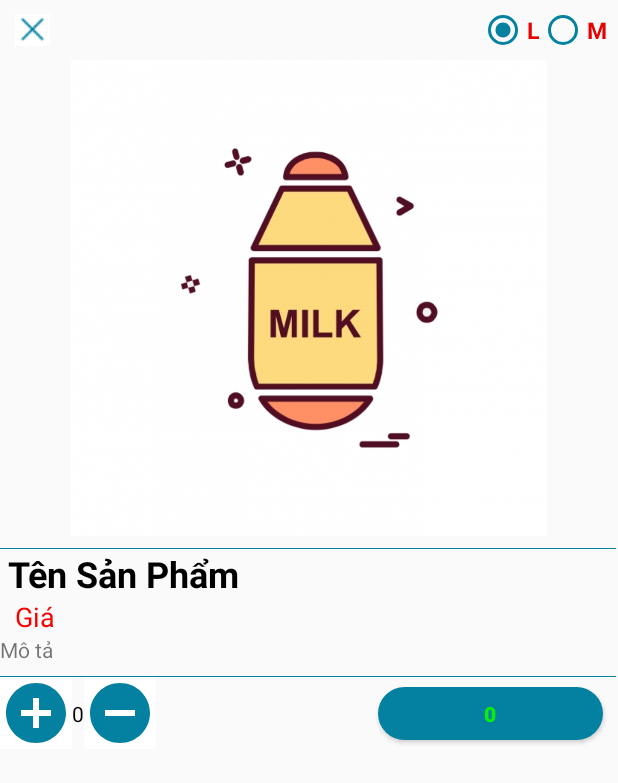
After one commit to VSN2015/MilkTeaAppAndroid, an Android app: the ChiTietSanPham_Activity screen opened directly, with no data from a screen before it, on a phone screen of 412 x 824 dp. The commit adds this screen. Shown: the top 783 px of the screen. Run offline under Robolectric (Android 15) with nearby library versions, the phone set to English and light mode, and no system bars; our stand-ins replace Firebase (no records; nobody signed in at launch, a user with empty details on screens opened directly); Roboto replaces fonts that are not available here; 5 statements that could not run were skipped.

Commit message:
Xong sảng phẩm và chi tiết sp

```diff
--- a/app/src/main/AndroidManifest.xml
+++ b/app/src/main/AndroidManifest.xml
@@ -24,6 +24,9 @@
         <activity android:name=".View.DangNhap_Activity">
 
         </activity>
+        <activity android:name=".View.ChiTietSanPham_Activity">
+
+        </activity>
         <meta-data
             android:name="preloaded_fonts"
             android:resource="@array/preloaded_fonts" />
--- /dev/null
+++ b/app/src/main/java/com/example/milkteaappandroid/View/ChiTietSanPham_Activity.java
@@ -0,0 +1,126 @@
+package com.example.milkteaappandroid.View;
+
+import android.graphics.Bitmap;
+import android.graphics.BitmapFactory;
+import android.os.Bundle;
+import android.view.View;
+import android.widget.Button;
+import android.widget.CompoundButton;
+import android.widget.ImageButton;
+import android.widget.ImageView;
+import android.widget.RadioButton;
+import android.widget.RadioGroup;
+import android.widget.TextView;
+
+import androidx.annotation.Nullable;
+import androidx.appcompat.app.AppCompatActivity;
+
+import com.example.milkteaappandroid.Model.SanPhamChinaModel;
+import com.example.milkteaappandroid.R;
+import com.google.android.gms.tasks.OnSuccessListener;
+import com.google.firebase.storage.FirebaseStorage;
+import com.google.firebase.storage.StorageReference;
+
+public class ChiTietSanPham_Activity extends AppCompatActivity {
+    TextView tbxTensp,tbxgia,tbxMota,tbxSL;
+    ImageView hinhanh;
+    SanPhamChinaModel sanPhamChinaModel;
+    ImageButton button,buttonAdd,buttonRemove;
+    Button thanhToan;
+    int sl= 0;
+    float gia=0;
+   RadioGroup gr;
+    @Override
+    protected void onCreate(@Nullable Bundle savedInstanceState) {
+        super.onCreate(savedInstanceState);
+        setContentView(R.layout.detail_goods);
+
+        sanPhamChinaModel = getIntent().getParcelableExtra("sanPham");
+        tbxTensp = findViewById(R.id.tbxTenSp);
+        tbxgia = findViewById(R.id.tbxGia);
+        tbxMota = findViewById(R.id.tbxMoTa);
+        hinhanh = findViewById(R.id.imageHinhSp);
+        button = findViewById(R.id.btnBack);
+        buttonAdd = findViewById(R.id.imgButtonAdd);
+        buttonRemove = findViewById(R.id.imgButtonRemove);
+        tbxSL = findViewById(R.id.tbxSL);
+        thanhToan = findViewById(R.id.btnThanhToan);
+        gr = findViewById(R.id.gr);
+        gr.setOnCheckedChangeListener(new RadioGroup.OnCheckedChangeListener() {
+            @Override
+            public void onCheckedChanged(RadioGroup radioGroup, int i) {
+                if(i == R.id.rdL)
+                {
+                    tbxgia.setText(sanPhamChinaModel.getGia()+"");
+
+                }
+                if (i==R.id.rdM)
+                {
+                    tbxgia.setText((sanPhamChinaModel.getGia()+sanPhamChinaModel.getGia()*0.2)+"");
+                }
+                sl= 0;
+                gia =0;
+                tbxSL.setText(sl+"");
+                thanhToan.setText(gia+"");
+            }
+        });
+
+
+
+
+
+
+        //Hàm này để quay lại trang danh sách sản phẩm
+        button.setOnClickListener(new View.OnClickListener() {
+            @Override
+            public void onClick(View view) {
+                onBackPressed();
+            }
+        });
+        //Hàm này để tăng số lượng sản phẩm
+        buttonAdd.setOnClickListener(new View.OnClickListener() {
+            @Override
+            public void onClick(View view) {
+                if(sl >=0)
+                {
+                    sl+=1;
+                    tbxSL.setText(sl+"");
+                    gia = sl* Float.parseFloat(tbxgia.getText().toString());
+                    thanhToan.setText(gia+"");
+                }
+            }
+        });
+        //Hàm này để giảm số lượng
+        buttonRemove.setOnClickListener(new View.OnClickListener() {
+            @Override
+            public void onClick(View view) {
+                if (sl>0)
+                {
+                    sl-=1;
+                    tbxSL.setText(sl+"");
+                    gia = sl*Float.parseFloat(tbxgia.getText().toString());
+                    thanhToan.setText(gia+"");
+                }
+            }
+        });
+    }
+
+    @Override
+    protected void onStart() {
+        super.onStart();
+        tbxTensp.setText(sanPhamChinaModel.getTensanpham());
+        tbxgia.setText(sanPhamChinaModel.getGia().toString());
+        tbxMota.setText(sanPhamChinaModel.getMotasanpham());
+        StorageReference storageHinhAnh = FirebaseStorage.getInstance().getReference().child("hinhanhsp").child(sanPhamChinaModel.getHinhanhsanpham());
+        storageHinhAnh.getBytes(Long.MAX_VALUE).addOnSuccessListener(new OnSuccessListener<byte[]>() {
+            @Override
+            public void onSuccess(byte[] bytes) {
+                // Use the bytes to display the image
+                Bitmap bitmap = BitmapFactory.decodeByteArray(bytes, 0, bytes.length);
+                //Bitmap bitmap = BitmapFactory.
+                hinhanh.setImageBitmap(bitmap);
+            }
+            });
+    }
+
+}
--- a/app/src/main/java/com/example/milkteaappandroid/View/DSSanPham.java
+++ b/app/src/main/java/com/example/milkteaappandroid/View/DSSanPham.java
@@ -9,6 +9,7 @@ import androidx.recyclerview.widget.RecyclerView;
 import android.view.LayoutInflater;
 import android.view.View;
 import android.view.ViewGroup;
+import android.widget.ProgressBar;
 
 import com.example.milkteaappandroid.Controller.SanPhamChinaControler;
 import com.example.milkteaappandroid.Model.SanPhamChinaModel;
@@ -23,6 +24,7 @@ public class DSSanPham extends Fragment {
     SanPhamChinaControler sanPhamChinaControler;
 
     RecyclerView recyclerDanhSachSanPham;
+    ProgressBar progressBarDanhSachSanPham;
 
     public DSSanPham() {
         // Required empty public constructor
@@ -35,6 +37,7 @@ public class DSSanPham extends Fragment {
         // Inflate the layout for this fragment
        View view = inflater.inflate(R.layout.fragment_dssan_pham, container, false);
         recyclerDanhSachSanPham = view.findViewById(R.id.goods);
+        progressBarDanhSachSanPham = view.findViewById(R.id.watting);
 
 
         return view;
@@ -44,7 +47,7 @@ public class DSSanPham extends Fragment {
     public void onStart() {
         super.onStart();
        sanPhamChinaControler = new SanPhamChinaControler(getContext());
-        sanPhamChinaControler.getDanhSachSanPham(recyclerDanhSachSanPham);
+        sanPhamChinaControler.getDanhSachSanPham(getContext(),recyclerDanhSachSanPham,progressBarDanhSachSanPham);
 
     }
 }
--- /dev/null
+++ b/app/src/main/res/drawable/btn_themsp.xml
@@ -0,0 +1,24 @@
+<?xml version="1.0" encoding="utf-8"?>
+<shape
+    xmlns:android="http://schemas.android.com/apk/res/android"
+    android:shape="rectangle">
+
+    <!-- Set màu nền-->
+    <solid
+        android:color="@color/theme" >
+    </solid>
+
+    <!-- đặt thuộc tính màu và độ rộng của đường viền -->
+    <!-- các thuộc tính căn chỉnh-->
+    <padding
+        android:left="5dp"
+        android:top="5dp"
+        android:right="5dp"
+        android:bottom="5dp" >
+    </padding>
+
+    <!-- và đây là bán kính đường tròn ở 4 góc -->
+    <corners
+        android:radius="20dp" >
+    </corners>
+</shape>
--- /dev/null
+++ b/app/src/main/res/drawable/ic_add_circle_black_48dp.xml
@@ -0,0 +1,5 @@
+<vector android:height="48dp" android:tint="#0481A0"
+    android:viewportHeight="24.0" android:viewportWidth="24.0"
+    android:width="48dp" xmlns:android="http://schemas.android.com/apk/res/android">
+    <path android:fillColor="#FF000000" android:pathData="M12,2C6.48,2 2,6.48 2,12s4.48,10 10,10 10,-4.48 10,-10S17.52,2 12,2zM17,13h-4v4h-2v-4L7,13v-2h4L11,7h2v4h4v2z"/>
+</vector>
--- /dev/null
+++ b/app/src/main/res/drawable/ic_remove_circle_black_48dp.xml
@@ -0,0 +1,5 @@
+<vector android:height="48dp" android:tint="#0481A0"
+    android:viewportHeight="24.0" android:viewportWidth="24.0"
+    android:width="48dp" xmlns:android="http://schemas.android.com/apk/res/android">
+    <path android:fillColor="#FF000000" android:pathData="M12,2C6.48,2 2,6.48 2,12s4.48,10 10,10 10,-4.48 10,-10S17.52,2 12,2zM17,13L7,13v-2h10v2z"/>
+</vector>
--- /dev/null
+++ b/app/src/main/res/layout/detail_goods.xml
@@ -0,0 +1,171 @@
+<?xml version="1.0" encoding="utf-8"?>
+<LinearLayout xmlns:android="http://schemas.android.com/apk/res/android"
+    xmlns:app="http://schemas.android.com/apk/res-auto"
+    xmlns:tools="http://schemas.android.com/tools"
+    android:orientation="vertical" android:layout_width="match_parent"
+    android:layout_height="match_parent">
+
+    <androidx.constraintlayout.widget.ConstraintLayout
+        android:layout_width="match_parent"
+        android:layout_height="40dp"
+        >
+
+        <ImageButton
+            android:id="@+id/btnBack"
+            android:layout_width="wrap_content"
+            android:layout_height="wrap_content"
+            android:layout_marginLeft="10dp"
+            android:background="@android:color/white"
+            app:layout_constraintBottom_toBottomOf="parent"
+            app:layout_constraintStart_toStartOf="parent"
+            app:layout_constraintTop_toTopOf="parent"
+            app:srcCompat="@drawable/icons8_delete_sign_64px" />
+
+        <RadioGroup
+            android:id="@+id/gr"
+            android:layout_width="100dp"
+            android:layout_height="match_parent"
+            android:gravity="center"
+            android:orientation="horizontal"
+            app:layout_constraintBottom_toBottomOf="parent"
+            app:layout_constraintEnd_toEndOf="parent"
+            app:layout_constraintTop_toTopOf="parent">
+
+            <RadioButton
+                android:id="@+id/rdL"
+                android:layout_width="wrap_content"
+                android:layout_height="wrap_content"
+                android:checked="true"
+                android:text="L"
+                android:buttonTint="@color/theme"
+                android:textColor="#E60202"
+                android:textSize="15sp"
+                android:textStyle="bold" />
+
+            <RadioButton
+                android:id="@+id/rdM"
+                android:layout_width="wrap_content"
+                android:layout_height="wrap_content"
+                android:text="M"
+                android:textColor="#E60202"
+                android:textSize="15sp"
+                android:buttonTint="@color/theme"
+                android:textStyle="bold" />
+        </RadioGroup>
+
+    </androidx.constraintlayout.widget.ConstraintLayout>
+
+    <ScrollView
+        android:layout_width="match_parent"
+        android:layout_height="match_parent">
+
+        <LinearLayout
+            android:layout_width="match_parent"
+            android:layout_height="wrap_content"
+            android:orientation="vertical" >
+
+            <ImageView
+                android:id="@+id/imageHinhSp"
+                android:layout_width="360dp"
+                android:layout_height="317dp"
+                app:srcCompat="@drawable/disconnect"
+                android:layout_gravity="center"
+                />
+            <View
+                android:id="@+id/view3"
+                android:layout_width="match_parent"
+                android:layout_height="0.5dp"
+                android:layout_marginTop="8dp"
+                android:layout_marginRight="1dp"
+                android:background="@color/theme" />
+            <TextView
+                android:id="@+id/tbxTenSp"
+                android:layout_width="match_parent"
+                android:layout_height="wrap_content"
+                android:text="Tên Sản Phẩm"
+                android:layout_marginLeft="5dp"
+                android:textColor="#000000"
+                android:textSize="24sp"
+                android:textStyle="bold" />
+
+            <TextView
+                android:id="@+id/tbxGia"
+                android:layout_width="match_parent"
+                android:layout_height="wrap_content"
+                android:text="Giá"
+                android:textColor="#F70000"
+                android:textSize="18sp"
+                android:layout_marginLeft="10dp"
+                />
+
+            <TextView
+                android:id="@+id/tbxMoTa"
+                android:layout_width="match_parent"
+                android:layout_height="wrap_content"
+                android:text="Mô tả" />
+            <View
+
+                android:layout_width="match_parent"
+                android:layout_height="0.5dp"
+                android:layout_marginTop="8dp"
+                android:layout_marginRight="1dp"
+                android:background="@color/theme" />
+
+            <androidx.constraintlayout.widget.ConstraintLayout
+                android:layout_width="match_parent"
+                android:layout_height="match_parent">
+
+                <ImageButton
+                    android:id="@+id/imgButtonAdd"
+                    android:layout_width="wrap_content"
+                    android:layout_height="wrap_content"
+                    app:layout_constraintBottom_toBottomOf="parent"
+                    app:layout_constraintStart_toStartOf="parent"
+                    app:layout_constraintTop_toTopOf="parent"
+                    app:srcCompat="@drawable/ic_add_circle_black_48dp"
+                    tools:ignore="VectorDrawableCompat"
+                    android:background="@android:color/white"
+                />
+
+                <TextView
+                    android:id="@+id/tbxSL"
+                    android:layout_width="wrap_content"
+                    android:layout_height="wrap_content"
+                    android:text="0"
+                    android:textColor="#000000"
+                    app:layout_constraintBottom_toBottomOf="parent"
+                    app:layout_constraintStart_toEndOf="@+id/imgButtonAdd"
+                    app:layout_constraintTop_toTopOf="@+id/imgButtonAdd" />
+
+                <ImageButton
+                    android:id="@+id/imgButtonRemove"
+                    android:layout_width="wrap_content"
+                    android:layout_height="wrap_content"
+                    app:layout_constraintBottom_toBottomOf="parent"
+                    app:layout_constraintStart_toEndOf="@+id/tbxSL"
+                    app:layout_constraintTop_toTopOf="parent"
+                    app:srcCompat="@drawable/ic_remove_circle_black_48dp"
+                    tools:ignore="VectorDrawableCompat"
+                    android:background="@android:color/white"
+                    />
+
+                <Button
+                    android:id="@+id/btnThanhToan"
+                    android:layout_width="150dp"
+                    android:layout_height="35dp"
+                    android:layout_marginRight="10dp"
+                    android:background="@drawable/btn_themsp"
+                    android:text="0"
+
+                    android:textColor="#0AEE0D"
+
+
+                    android:textStyle="bold"
+                    app:layout_constraintBottom_toBottomOf="parent"
+                    app:layout_constraintEnd_toEndOf="parent"
+                    app:layout_constraintTop_toTopOf="parent" />
+
+            </androidx.constraintlayout.widget.ConstraintLayout>
+        </LinearLayout>
+    </ScrollView>
+</LinearLayout>
```
Also changed, not shown: app/src/main/java/com/example/milkteaappandroid/Adapters/AdapterDanhSachSanPhamChina.java (+17 -1 lines), app/src/main/java/com/example/milkteaappandroid/Controller/SanPhamChinaControler.java (+5 -2 lines), app/src/main/java/com/example/milkteaappandroid/Model/SanPhamChinaModel.java (+46 -1 lines), app/src/main/res/layout/fragment_dssan_pham.xml (+16 -9 lines), app/src/main/res/layout/itemsanpham_layout.xml (+3 -16 lines), app/src/main/res/drawable/icons8_delete_sign_64px.png (added), app/src/main/res/drawable/icons8_hearts_100px.png (added).
